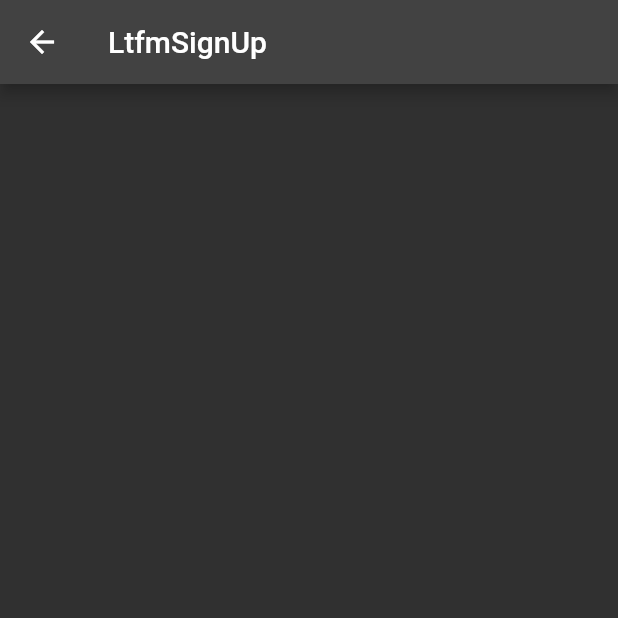
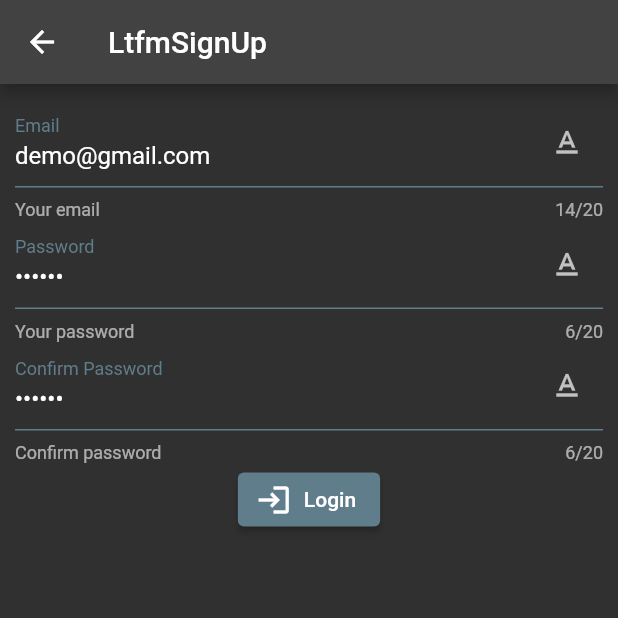
Before and after one commit to lie16/fic_exercises, a Flutter app: the LtfmSignUpView screen opened directly, on a phone screen of 412 x 824 dp, the top half of it. Run offline on Flutter 3.47's test engine with Material 2 defaults, Android fonts, the phone set to English and light mode, and no system bars; our stand-ins replace blur, cached_network_image, carousel_slider, dio, file_picker, flutter_image_compress and 7 more; missing offline and left inert: file_picker_cross.

Commit message:
sign up done

```diff
--- a/lib/module/tutorial/latihan/ltfm_sign_up/view/ltfm_sign_up_view.dart
+++ b/lib/module/tutorial/latihan/ltfm_sign_up/view/ltfm_sign_up_view.dart
@@ -1,6 +1,5 @@
 import 'package:flutter/material.dart';
 import 'package:example/core.dart';
-import '../controller/ltfm_sign_up_controller.dart';
 
 class LtfmSignUpView extends StatefulWidget {
   const LtfmSignUpView({Key? key}) : super(key: key);
@@ -17,7 +16,7 @@ class LtfmSignUpView extends StatefulWidget {
         child: Container(
           padding: const EdgeInsets.all(10.0),
           child: Column(
-            children: const [
+            children: [
               //! 1. Buatlah textfield email
               //! 2. Buatlah textfield password
               //! 3. Buatlah textfield confirm password
@@ -27,6 +26,35 @@ class LtfmSignUpView extends StatefulWidget {
               //ketika di klik, panggil:
               // controller.doLogin()
               //Jika dialog muncul ketika tombol di klik, tasks ini selesai
+              QTextField(
+                value: "demo@gmail.com",
+                label: "Email",
+                hint: "Your email",
+                onChanged: (value) {},
+              ),
+              QTextField(
+                value: "123456",
+                hint: "Your password",
+                label: "Password",
+                obscure: true,
+                onChanged: (value) {},
+              ),
+              QTextField(
+                value: "123456",
+                hint: "Confirm password",
+                label: "Confirm Password",
+                obscure: true,
+                onChanged: (value) {},
+              ),
+
+              ElevatedButton.icon(
+                icon: const Icon(Icons.login),
+                label: const Text("Login"),
+                style: ElevatedButton.styleFrom(
+                  backgroundColor: Colors.blueGrey,
+                ),
+                onPressed: () => controller.doLogin(),
+              ),
             ],
           ),
         ),
--- a/lib/shared/widget/form/textfield.dart
+++ b/lib/shared/widget/form/textfield.dart
@@ -7,6 +7,7 @@ class QTextField extends StatefulWidget {
   final String? Function(String?)? validator;
   final bool obscure;
   final Function(String) onChanged;
+  final IconData? suffixIcon;
 
   const QTextField({
     Key? key,
@@ -16,6 +17,7 @@ class QTextField extends StatefulWidget {
     this.hint,
     required this.onChanged,
     this.obscure = false,
+    this.suffixIcon = Icons.text_format,
   }) : super(key: key);
 
   @override
@@ -45,8 +47,8 @@ class _QTextFieldState extends State<QTextField> {
             color: Colors.blueGrey,
           ),
         ),
-        suffixIcon: const Icon(
-          Icons.text_format,
+        suffixIcon: Icon(
+          widget.suffixIcon,
         ),
         helperText: widget.hint,
       ),
```
